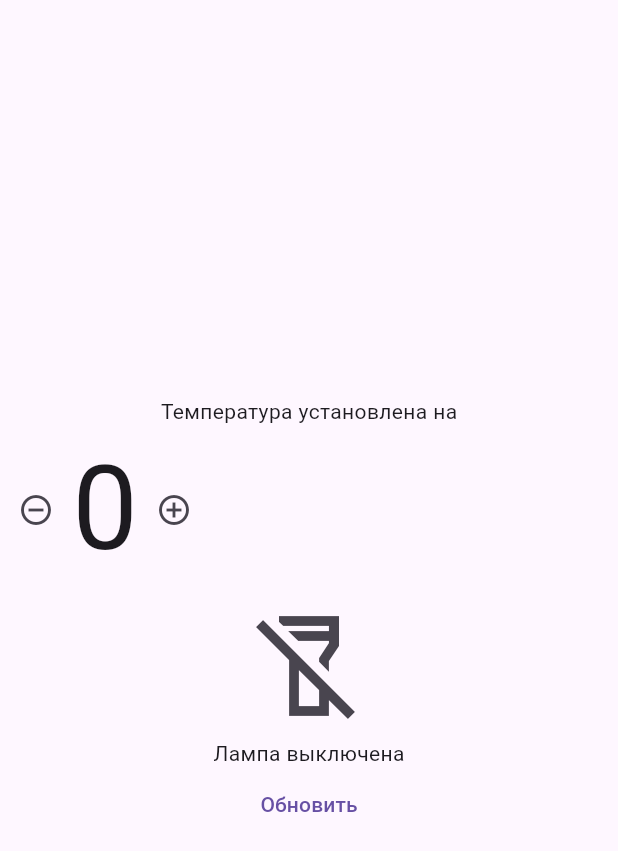
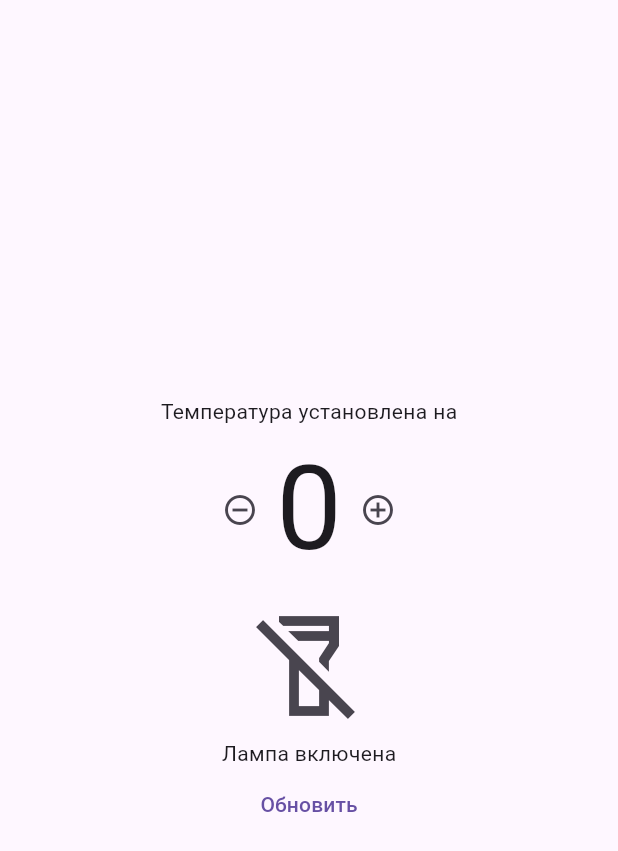
Before and after one commit to ElMKV/IOT_app, a Flutter app: the screen it shows after launch, after a tap on the "remove circle outline" icon, after a tap on the "add circle outline" icon, after a tap on the "flashlight off" icon, on a phone screen of 412 x 824 dp. Shown: the top 851 px of the screen. Run offline on Flutter 3.47's test engine with Material 3 defaults, Android fonts, the phone set to English and light mode, and no system bars; our stand-ins replace bloc, dio, flutter_bloc; missing offline and left inert: dart:ffi; network calls fail.

Commit message:
add call api lamp

```diff
--- a/lib/iot_bloc.dart
+++ b/lib/iot_bloc.dart
@@ -15,37 +15,36 @@ class IotBloc extends Bloc<IotEvent, IotState> {
   IotBloc() : super(DataInitial(PageState())) {
     emit(DataLoadingState(state.pageState));
     GetData();
-    on<IotEvent>((event, emit) {
-
-    });
+    on<IotEvent>((event, emit) {});
 
     on<DataUpdateEvent>((event, emit) async {
-      print('update event ${state.pageState.temp} ${event.lampIsActive}');
+      print('update event ${state.pageState.temp} ${state.pageState.lampIsActive}');
 
-      await UpdateData(state.pageState.temp, event.lampIsActive);
+      await UpdateData(state.pageState.temp, state.pageState.lampIsActive);
       await GetData();
-
-
     });
 
     on<TempEditUp>((event, emit) {
-      emit(DataUpState(state.pageState.copyWith(
-          temp: state.pageState.temp + 1)));
+      emit(DataUpState(
+          state.pageState.copyWith(temp: state.pageState.temp + 1)));
 
       print('TempEditUp ${state.pageState.temp}');
-
-
-
     });
 
     on<TempEditDown>((event, emit) {
-      emit(DataUpState(state.pageState.copyWith(
-          temp: state.pageState.temp - 1)));
+      emit(DataUpState(
+          state.pageState.copyWith(temp: state.pageState.temp - 1)));
 
       print('TempEditUp ${state.pageState.temp}');
+    });
+    on<LampInvert>((event, emit) {
 
+      print('Lamp status');
 
+      emit(DataUpState(
+          state.pageState.copyWith(lampIsActive: !state.pageState.lampIsActive)));
 
+      print('TempEditUp ${state.pageState.temp}');
     });
   }
 
@@ -57,11 +56,10 @@ class IotBloc extends Bloc<IotEvent, IotState> {
         print(value.data.temp);
         if (value.data.lampIsActive) {
           emit(DataUpState(state.pageState.copyWith(
-            icon: Icon(
-              Icons.flashlight_on_outlined,
-            ),
-            temp: value.data.temp
-          )));
+              icon: Icon(
+                Icons.flashlight_on_outlined,
+              ),
+              temp: value.data.temp, lampIsActive: value.data.lampIsActive)));
         } else {
           emit(DataUpState(state.pageState.copyWith(
               icon: Icon(
@@ -80,9 +78,6 @@ class IotBloc extends Bloc<IotEvent, IotState> {
 
   Future<void> UpdateData(int temp, bool lampIsActive) async {
     DataRepository dataRepository = DataRepository();
-    await dataRepository.updateData(temp, lampIsActive).then((value) async {
-
-    });
+    await dataRepository.updateData(temp, lampIsActive).then((value) async {});
   }
-
 }
--- a/lib/iot_event.dart
+++ b/lib/iot_event.dart
@@ -2,7 +2,6 @@ part of 'iot_bloc.dart';
 
 @immutable
 abstract class IotEvent {}
-
 
 class DataGetEvent extends IotEvent {
   DataGetEvent();
@@ -15,10 +14,14 @@ class DataUpdateEvent extends IotEvent {
   DataUpdateEvent(this.temp, this.lampIsActive);
 }
 
-
 class TempEditUp extends IotEvent {
   TempEditUp();
 }
+
 class TempEditDown extends IotEvent {
   TempEditDown();
 }
+
+class LampInvert extends IotEvent {
+  LampInvert();
+}
--- a/lib/main.dart
+++ b/lib/main.dart
@@ -41,6 +41,7 @@ class MyApp extends StatelessWidget {
                     children: [
                       const Text('Температура установлена на'),
                       Row(
+                        mainAxisAlignment: MainAxisAlignment.center,
                         children: [
                           IconButton(onPressed: () {
                             context
@@ -62,8 +63,12 @@ class MyApp extends StatelessWidget {
                           ),),
                         ],
                       ),
-                      IconButton(onPressed: () => {}, icon: state.pageState.icon,iconSize: 80,),
-                      Text(state.pageState.data.data.lampIsActive
+                      IconButton(onPressed: () => {
+                        context
+                            .read<IotBloc>()
+                            .add(LampInvert())
+                      }, icon: state.pageState.icon,iconSize: 80,),
+                      Text(state.pageState.lampIsActive
                           ? 'Лампа включена'
                           : 'Лампа выключена'),
                       TextButton(onPressed: () => {
```
